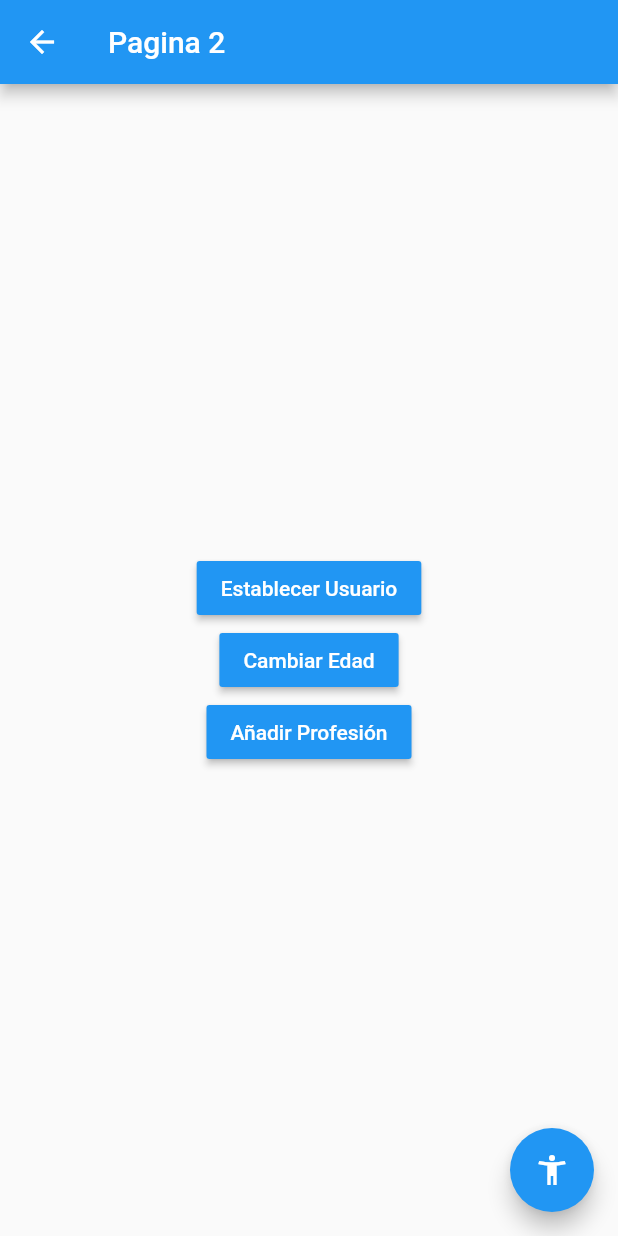
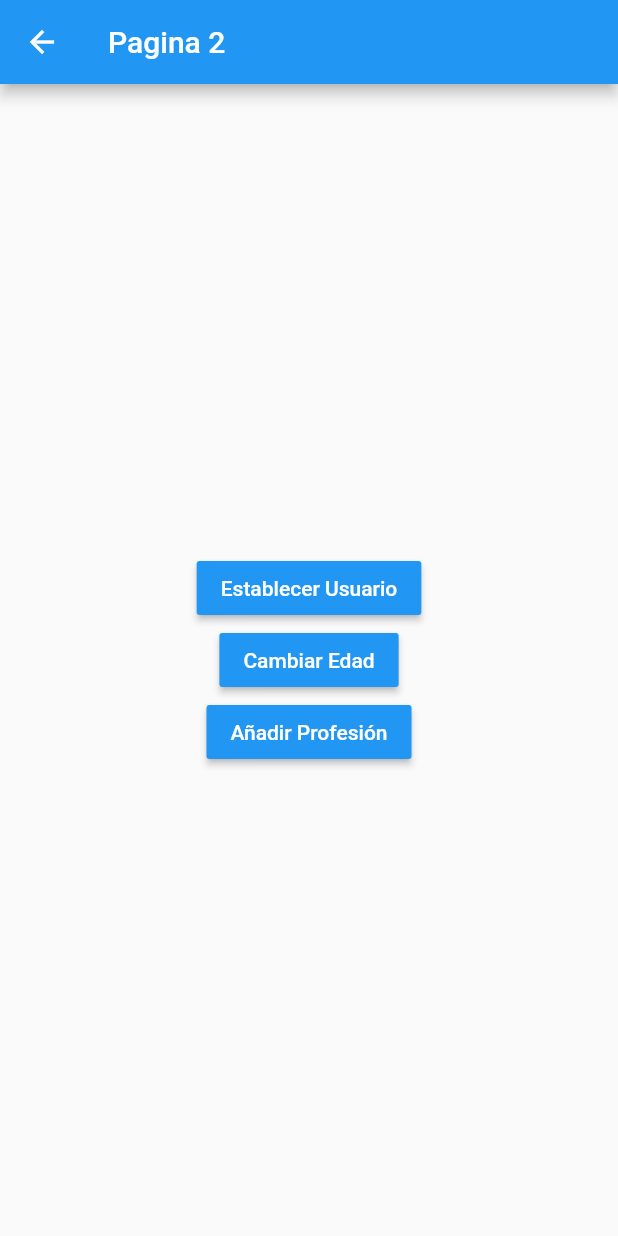
Before and after one commit to CH1GU1/estados_app, a Flutter app: the Pagina2Page screen opened by its route, after a tap on "Establecer Usuario", on a phone screen of 412 x 824 dp. Run offline on Flutter 3.47's test engine with Material 2 defaults, Android fonts, the phone set to English and light mode, and no system bars; our stand-ins replace flutter_bloc.

Commit message:
S13 - V150 - Done

```diff
--- /dev/null
+++ b/lib/bloc/usuario/usuario_cubit.dart
@@ -0,0 +1,16 @@
+import 'package:estados_app/models/usuario.dart';
+import 'package:flutter_bloc/flutter_bloc.dart';
+part 'usuario_state.dart';
+
+
+class UsuarioCubit extends Cubit<UsuarioState>{
+  UsuarioCubit() : super(UsuarioInitial());
+
+
+  void seleccionarUsuario(Usuario user){
+    emit(UsuarioActivo(user));
+  }
+
+
+
+}
--- /dev/null
+++ b/lib/bloc/usuario/usuario_state.dart
@@ -0,0 +1,24 @@
+part of 'usuario_cubit.dart';
+
+
+
+abstract class UsuarioState {
+
+
+
+}
+
+
+class UsuarioInitial extends UsuarioState {
+
+  final existeUsuario = false;
+
+}
+
+class UsuarioActivo extends UsuarioState{
+
+  final existeUsuario = true;
+  final Usuario usuario;
+
+  UsuarioActivo(this.usuario);
+}
--- a/lib/main.dart
+++ b/lib/main.dart
@@ -1,5 +1,7 @@
+import 'package:estados_app/bloc/usuario/usuario_cubit.dart';
 import 'package:estados_app/pages/pagina1_page.dart';
 import 'package:flutter/material.dart';
+import 'package:flutter_bloc/flutter_bloc.dart';
 
 import 'pages/pagina2_page.dart';
 
@@ -10,7 +12,11 @@ class MyApp extends StatelessWidget {
 
   @override
   Widget build(BuildContext context) {
-    return MaterialApp(
+    return MultiBlocProvider(
+      providers: [
+        BlocProvider(create: (_) => UsuarioCubit(),)
+      ],
+      child: MaterialApp(
         debugShowCheckedModeBanner: false,
         title: 'Material App',
         initialRoute: 'pagina1',
@@ -18,6 +24,7 @@ class MyApp extends StatelessWidget {
           'pagina1': (_) => Pagina1Page(),
           'pagina2': (_) => Pagina2Page(),
         },
+      ),
     );
   }
 }
--- a/lib/pages/pagina1_page.dart
+++ b/lib/pages/pagina1_page.dart
@@ -1,13 +1,28 @@
+import 'package:estados_app/bloc/usuario/usuario_cubit.dart';
 import 'package:flutter/material.dart';
+import 'package:flutter_bloc/flutter_bloc.dart';
 
 class Pagina1Page extends StatelessWidget {
+  const Pagina1Page({super.key});
+
   @override
   Widget build(BuildContext context) {
     return Scaffold(
       appBar: AppBar(
         title: const Text('Pagina 1'),
       ),
-      body: const InformacionUsuario(),
+      body: BlocBuilder<UsuarioCubit, UsuarioState>(
+        builder: (_, state) {
+          print(state);
+          if (state is UsuarioInitial) {
+            return const Center(
+              child: Text('No hay información del usuario'),
+            );
+          } else {
+            return const InformacionUsuario();
+          }
+        },
+      ),
       floatingActionButton: FloatingActionButton(
         child: const Icon(Icons.accessibility_new),
         onPressed: () => Navigator.pushNamed(context, 'pagina2'),
--- a/lib/pages/pagina2_page.dart
+++ b/lib/pages/pagina2_page.dart
@@ -1,8 +1,15 @@
+import 'package:estados_app/bloc/usuario/usuario_cubit.dart';
+import 'package:estados_app/models/usuario.dart';
 import 'package:flutter/material.dart';
+import 'package:flutter_bloc/flutter_bloc.dart';
 
 class Pagina2Page extends StatelessWidget {
+  const Pagina2Page({super.key});
+
   @override
   Widget build(BuildContext context) {
+    final usuarioCubit = context.read<UsuarioCubit>();
+
     return Scaffold(
       appBar: AppBar(
         title: const Text('Pagina 2'),
@@ -12,35 +19,47 @@ class Pagina2Page extends StatelessWidget {
         mainAxisAlignment: MainAxisAlignment.center,
         children: [
           MaterialButton(
-            child: Text(
+            color: Colors.blue,
+            onPressed: () {
+
+              final newUser = Usuario(
+                nombre: 'Kevin Mera',
+                edad: 21,
+                profesiones: [
+                  'Flutter Developer',
+                  'Security Engineer'
+                ]
+              );
+              usuarioCubit.seleccionarUsuario(newUser);
+
+            },
+            child: const Text(
               'Establecer Usuario',
               style: TextStyle(color: Colors.white),
             ),
+          ),
+          MaterialButton(
             color: Colors.blue,
             onPressed: () {},
-          ),
-          MaterialButton(
-            child: Text(
+            child: const Text(
               'Cambiar Edad',
               style: TextStyle(color: Colors.white),
             ),
+          ),
+          MaterialButton(
             color: Colors.blue,
             onPressed: () {},
-          ),
-          MaterialButton(
-            child: Text(
+            child: const Text(
               'Añadir Profesión',
               style: TextStyle(color: Colors.white),
             ),
-            color: Colors.blue,
-            onPressed: () {},
           ),
         ],
       )),
-      floatingActionButton: FloatingActionButton(
-        child: const Icon(Icons.accessibility_new),
-        onPressed: () => Navigator.pushNamed(context, 'pagina1'),
-      ),
+      // floatingActionButton: FloatingActionButton(
+      //   child: const Icon(Icons.accessibility_new),
+      //   onPressed: () => Navigator.pushNamed(context, 'pagina1'),
+      // ),
     );
   }
 }
--- a/pubspec.yaml
+++ b/pubspec.yaml
@@ -35,6 +35,7 @@ dependencies:
   # The following adds the Cupertino Icons font to your application.
   # Use with the CupertinoIcons class for iOS style icons.
   cupertino_icons: ^1.0.2
+  flutter_bloc: ^8.1.3
 
 dev_dependencies:
   flutter_test:
```
Also changed, not shown: pubspec.lock. Lines whose indentation alone changed are shown as unchanged.
